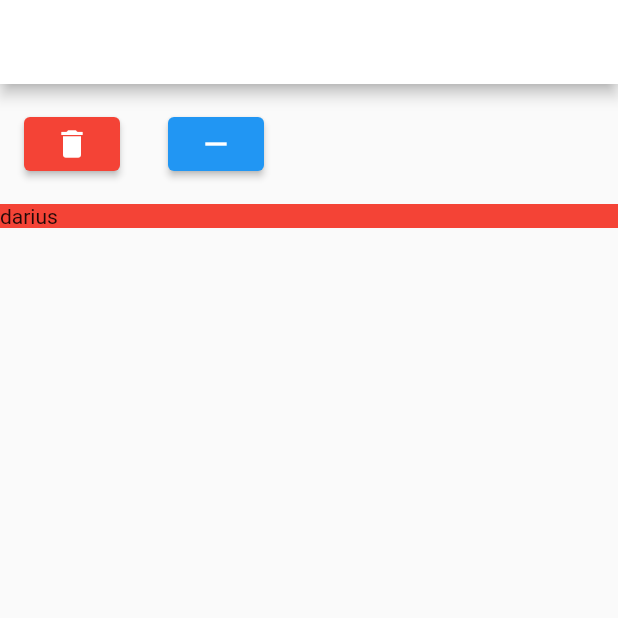
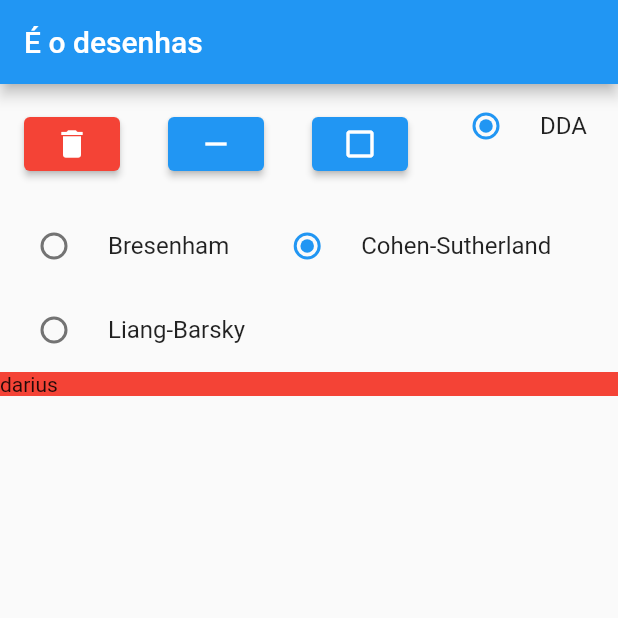
Before and after one commit to Saimom000/TP1_Paint, a Flutter app: the screen it shows after launch, after a tap on the "remove" icon, on a phone screen of 412 x 824 dp, the top half of it. Run offline on Flutter 3.47's test engine with Material 2 defaults, Android fonts, the phone set to English and light mode, and no system bars.

Commit message:
Rasterizacao

```diff
--- a/lib/main.dart
+++ b/lib/main.dart
@@ -1,6 +1,8 @@
-import 'dart:ui';
+import 'dart:ui' show Canvas, Clip, Offset, Paint, PointMode, Size;
 
+import 'package:flutter/gestures.dart';
 import 'package:flutter/material.dart';
+import 'package:flutter/services.dart';
 
 void main() {
   runApp(const MyApp());
@@ -12,45 +14,30 @@ class MyApp extends StatelessWidget {
   // This widget is the root of your application.
   @override
   Widget build(BuildContext context) {
-    return MaterialApp(
-      title: 'Retinhas',
-      theme: ThemeData(
-          // This is the theme of your application.
-          //
-          // TRY THIS: Try running your application with "flutter run". You'll see
-          // the application has a blue toolbar. Then, without quitting the app,
-          // try changing the seedColor in the colorScheme below to Colors.green
-          // and then invoke "hot reload" (save your changes or press the "hot
-          // reload" button in a Flutter-supported IDE, or press "r" if you used
-          // the command line to start the app).
-          //
-          // Notice that the counter didn't reset back to zero; the application
-          // state is not lost during the reload. To reset the state, use hot
-          // restart instead.
-          //
-          // This works for code too, not just values: Most code changes can be
-          // tested with just a hot reload.
-          // colorScheme: ColorScheme.fromSeed(seedColor: Colors.deepPurple),
-          // useMaterial3: true,
-          ),
-      home: const MyHomePage(title: 'Desenhos'),
+    return const MaterialApp(
+      debugShowCheckedModeBanner: false,
+      title: 'É o desenhas',
+      // theme: ThemeData(
+      //     colorScheme: ColorScheme.fromSwatch(primarySwatch: Colors.red)),
+      home: MyHomePage(),
     );
   }
 }
 
+enum Rasterizacao {
+  dda,
+  bresenham,
+}
+
+enum Recorte {
+  sohenSutherland,
+  liangBarsky,
+}
+
+/////////////////////////
+
 class MyHomePage extends StatefulWidget {
-  const MyHomePage({super.key, required this.title});
-
-  // This widget is the home page of your application. It is stateful, meaning
-  // that it has a State object (defined below) that contains fields that affect
-  // how it looks.
-
-  // This class is the configuration for the state. It holds the values (in this
-  // case the title) provided by the parent (in this case the App widget) and
-  // used by the build method of the State. Fields in a Widget subclass are
-  // always marked "final".
-
-  final String title;
+  const MyHomePage({super.key});
 
   @override
   State<MyHomePage> createState() => _MyHomePageState();
@@ -60,11 +47,18 @@ class _MyHomePageState extends State<MyHomePage> {
   Objeto? _objetoAtual;
 
   final todosObjetos = <Objeto>[];
+  var scale = 60.0;
+  var rastAlg = false;
+  var recoAlg = false;
+  var fechar = false;
 
-  void _handleTap(TapUpDetails details) {
+  var _rasterizacao = Rasterizacao.dda;
+  var _recorte = Recorte.sohenSutherland;
+
+  void _botaoLinha(TapUpDetails details) {
     setState(() {
       if (_objetoAtual == null) {
-        _objetoAtual = Objeto();
+        _objetoAtual = Objeto(fechar);
         todosObjetos.add(_objetoAtual!);
       }
       _objetoAtual?.points.add(details.localPosition);
@@ -80,6 +74,30 @@ class _MyHomePageState extends State<MyHomePage> {
   void _limparObjetoAtual() {
     setState(() {
       _objetoAtual = null;
+      fechar = false;
+    });
+  }
+
+  void _limparObjetoAtualFechar() {
+    setState(() {
+      _objetoAtual = null;
+      fechar = true;
+    });
+  }
+
+  void _mudarEscala(int i) {
+    setState(() {
+      scale += i;
+    });
+  }
+
+  void _mover(double x, double y) {
+    setState(() {
+      for (var objeto in todosObjetos) {
+        for (var p = 0; p < objeto.points.length; p++) {
+          objeto.points[p] = objeto.points[p].translate(x, y);
+        }
+      }
     });
   }
 
@@ -87,71 +105,146 @@ class _MyHomePageState extends State<MyHomePage> {
   Widget build(BuildContext context) {
     return Scaffold(
       appBar: AppBar(
-        backgroundColor: Theme.of(context).colorScheme.inversePrimary,
-        title: Text(widget.title),
+        // backgroundColor: Theme.of(context).colorScheme.inversePrimary,
+        title: const Text('É o desenhas'),
+        // titleSpacing: ,
       ),
-      body: Column(
+      body: CallbackShortcuts(
+        bindings: <ShortcutActivator, VoidCallback>{
+          const SingleActivator(LogicalKeyboardKey.arrowLeft): () {
+            _mover(-1, 0);
+          },
+          const SingleActivator(LogicalKeyboardKey.arrowRight): () {
+            _mover(1.0, 0);
+          },
+          const SingleActivator(LogicalKeyboardKey.arrowUp): () {
+            _mover(0, 1);
+          },
+          const SingleActivator(LogicalKeyboardKey.arrowDown): () {
+            _mover(0, -1);
+          },
+        },
+        child: Listener(
+          behavior: HitTestBehavior.translucent, //talvez
+          onPointerSignal: (pointerSignal) {
+            if (pointerSignal is PointerScrollEvent) {
+              if (pointerSignal.scrollDelta.dy > 0) {
+                _mudarEscala(-2);
+              } else if (pointerSignal.scrollDelta.dy < 0) {
+                _mudarEscala(2);
+              }
+            }
+          },
+          child: Focus(
+            autofocus: true,
+            child: Column(
               crossAxisAlignment: CrossAxisAlignment.stretch,
               children: [
-          Row(
+                Wrap(
                   children: [
                     // IconButton(onPressed: () {}, icon: Icon(Icons.abc)),
                     Padding(
-                padding: EdgeInsets.all(16),
+                      padding: const EdgeInsets.all(16),
                       child: ElevatedButton(
-                  style: ElevatedButton.styleFrom(backgroundColor: Colors.red),
+                        style: ElevatedButton.styleFrom(
+                            backgroundColor: Colors.red),
                         onPressed: _limparTodosObjetos,
-                  child: Icon(Icons.delete),
+                        child: const Icon(Icons.delete),
                         // label: Text('asdasd'),
                       ),
                     ),
                     Padding(
-                padding: EdgeInsets.all(16),
+                      padding: const EdgeInsets.all(16),
                       child: ElevatedButton(
                         onPressed: _limparObjetoAtual,
-                  child: Icon(Icons.remove),
+                        child: const Icon(Icons.remove),
                         // label: Text('asdasd'),
                       ),
                     ),
-              // Padding(
-              //   padding: EdgeInsets.all(16),
-              //   child: TextButton(
-              //     onPressed: () {},
-              //     child: Text('asdasd'),
-              //   ),
-              // ),
-              // Padding(
-              //   padding: EdgeInsets.all(16),
-              //   child: OutlinedButton(
-              //     onPressed: () {},
-              //     child: Text('asdasd'),
-              //   ),
-              // ),
+                    Padding(
+                      padding: const EdgeInsets.all(16),
+                      child: ElevatedButton(
+                        onPressed: _limparObjetoAtualFechar,
+                        child: const Icon(Icons.check_box_outline_blank),
+                        // label: Text('asdasd'),
+                      ),
+                    ),
+                    IntrinsicWidth(
+                      child: RadioListTile(
+                        title: const Text('DDA'),
+                        value: Rasterizacao.dda,
+                        groupValue: _rasterizacao,
+                        onChanged: (value) {
+                          setState(() {
+                            _rasterizacao = value!;
+                          });
+                        },
+                      ),
+                    ),
+                    IntrinsicWidth(
+                      child: RadioListTile(
+                        title: const Text('Bresenham'),
+                        value: Rasterizacao.bresenham,
+                        groupValue: _rasterizacao,
+                        onChanged: (value) {
+                          setState(() {
+                            _rasterizacao = value!;
+                          });
+                        },
+                      ),
+                    ),
+                    IntrinsicWidth(
+                      child: RadioListTile(
+                        title: const Text('Cohen-Sutherland'),
+                        value: Recorte.sohenSutherland,
+                        groupValue: _recorte,
+                        onChanged: (value) {
+                          setState(() {
+                            _recorte = value!;
+                          });
+                        },
+                      ),
+                    ),
+                    IntrinsicWidth(
+                      child: RadioListTile(
+                        title: const Text('Liang-Barsky'),
+                        value: Recorte.liangBarsky,
+                        groupValue: _recorte,
+                        onChanged: (value) {
+                          setState(() {
+                            _recorte = value!;
+                          });
+                        },
+                      ),
+                    ),
                   ],
                 ),
                 Container(
-            // botao
-            child: Text('darius'),
                   color: Colors.red,
+                  child: const Text('darius'),
                 ),
                 Expanded(
                   child: Container(
                     clipBehavior: Clip.antiAlias,
-              decoration: BoxDecoration(),
+                    decoration: const BoxDecoration(),
                     child: Transform.scale(
                       alignment: Alignment.topLeft,
-                origin: Offset(-.5, -.5),
-                scale: 80,
+                      origin: const Offset(-.5, -.5),
+                      scale: scale,
                       child: GestureDetector(
-                  onTapUp: _handleTap,
+                        onTapUp: _botaoLinha,
                         child: CustomPaint(
-                    painter: MyPainter(todosObjetos),
+                          painter:
+                              MyPainter(todosObjetos, rastAlg, _rasterizacao),
                         ),
                       ),
                     ),
                   ),
                 ),
               ],
+            ),
+          ),
+        ),
       ),
     );
   }
@@ -160,8 +253,10 @@ class _MyHomePageState extends State<MyHomePage> {
 class MyPainter extends CustomPainter {
   // final List<Offset> points;
   final List<Objeto> todosObjetos;
+  final bool rastAlg;
+  final Rasterizacao rasterizacao;
 
-  MyPainter(this.todosObjetos);
+  MyPainter(this.todosObjetos, this.rastAlg, this.rasterizacao);
 
   @override
   void paint(Canvas canvas, Size size) {
@@ -174,24 +269,13 @@ class MyPainter extends CustomPainter {
       ..strokeWidth = 3;
 
     // passa desenhando as reta
-
-    for (var objeto in todosObjetos) {
-      for (var i = 1; i < objeto.points.length; i++) {
-        var novosPontos =
-            _calcularRetaDDA(objeto.points[i - 1], objeto.points[i]);
-
-        for (var element in novosPontos) {
-          // canvas.drawCircle(element, 3.0, paint);
-
-          canvas.drawPoints(PointMode.points, [element], paint);
-        }
-      }
+    if (rasterizacao == Rasterizacao.dda) {
+      _objetosDDA(canvas, paint);
+    } else {
+      _objetosBresenham(canvas, paint);
     }
 
-    // dda || bresenham
-
-    // desenha uma bolota pra cada vértice
-
+    // Desenhar os pontos clicados
     for (var point in todosObjetos) {
       for (var element in point.points) {
         canvas.drawCircle(element, 0.2, b);
@@ -204,23 +288,65 @@ class MyPainter extends CustomPainter {
     return true;
   }
 
+  void _objetosDDA(Canvas canvas, Paint paint) {
+    for (var objeto in todosObjetos) {
+      for (var i = 1; i < objeto.points.length; i++) {
+        var novosPontos =
+            _calcularRetaDDA(objeto.points[i - 1], objeto.points[i]);
+
+        for (var element in novosPontos) {
+          canvas.drawPoints(PointMode.points, [element], paint);
+        }
+      }
+      if (objeto.fechar) {
+        var novosPontosFechar =
+            _calcularRetaDDA(objeto.points[0], objeto.points.last);
+
+        for (var element in novosPontosFechar) {
+          canvas.drawPoints(PointMode.points, [element], paint);
+        }
+      }
+    }
+  }
+
+  void _objetosBresenham(Canvas canvas, Paint paint) {
+    for (var objeto in todosObjetos) {
+      for (var i = 1; i < objeto.points.length; i++) {
+        var novosPontos =
+            _calcularRetaBresenham(objeto.points[i - 1], objeto.points[i]);
+
+        for (var element in novosPontos) {
+          canvas.drawPoints(PointMode.points, [element], paint);
+        }
+      }
+      if (objeto.fechar) {
+        var novosPontosFechar =
+            _calcularRetaBresenham(objeto.points[0], objeto.points.last);
+
+        for (var element in novosPontosFechar) {
+          canvas.drawPoints(PointMode.points, [element], paint);
+        }
+      }
+    }
+  }
+
   List<Offset> _calcularRetaDDA(Offset ponto1, Offset ponto2) {
     final offsets = <Offset>[];
 
-    final dx = ponto1.dx - ponto2.dx;
-    final dy = ponto1.dy - ponto2.dy;
+    var x = ponto1.dx.roundToDouble();
+    var y = ponto1.dy.roundToDouble();
+
+    final dx = ponto2.dx.roundToDouble() - x;
+    final dy = ponto2.dy.roundToDouble() - y;
 
     final passos = dx.abs() > dy.abs() ? dx.abs() : dy.abs();
 
     final xIncr = dx / passos;
     final yIncr = dy / passos;
 
-    var x = ponto2.dx;
-    var y = ponto2.dy;
+    offsets.add(Offset(x, y));
 
-    offsets.add(Offset(x.roundToDouble(), y.roundToDouble()));
-
-    for (var k = 0; k < passos; k++) {
+    for (var k = 0; k < passos.roundToDouble(); k++) {
       x += xIncr;
       y += yIncr;
       offsets.add(Offset(x.roundToDouble(), y.roundToDouble()));
@@ -228,8 +354,73 @@ class MyPainter extends CustomPainter {
 
     return offsets;
   }
+
+  List<Offset> _calcularRetaBresenham(Offset ponto1, Offset ponto2) {
+    final offsets = <Offset>[];
+
+    var x = ponto1.dx.roundToDouble();
+    var y = ponto1.dy.roundToDouble();
+
+    var dx = ponto2.dx.roundToDouble() - x;
+    var dy = ponto2.dy.roundToDouble() - y;
+
+    final xincr = dx > 0 ? 1 : -1;
+    final yincr = dy > 0 ? 1 : -1;
+
+    dx *= xincr;
+    dy *= yincr;
+
+    offsets.add(Offset(x, y));
+    if (dx > dy) {
+      var p = 2 * dy - dx, c1 = 2 * dy, c2 = 2 * (dy - dx);
+
+      for (var i = 0; i < dx; i++) {
+        x += xincr;
+        if (p < 0) {
+          p += c1;
+        } else {
+          p += c2;
+          y += yincr;
+        }
+        offsets.add(Offset(x, y));
+      }
+    } else {
+      var p = 2 * dx - dy, c1 = 2 * dx, c2 = 2 * (dx - dy);
+
+      for (var i = 0; i < dy; i++) {
+        y += yincr;
+        if (p < 0) {
+          p += c1;
+        } else {
+          p += c2;
+          x += xincr;
+        }
+        offsets.add(Offset(x, y));
+      }
+    }
+
+    // final passos = dx.abs() > dy.abs() ? dx.abs() : dy.abs();
+
+    // final xIncr = dx / passos;
+    // final yIncr = dy / passos;
+
+    // var x = ponto2.dx;
+    // var y = ponto2.dy;
+
+    // offsets.add(Offset(x.roundToDouble(), y.roundToDouble()));
+
+    // for (var k = 0; k < passos; k++) {
+    //   x += xIncr;
+    //   y += yIncr;
+    //   offsets.add(Offset(x.roundToDouble(), y.roundToDouble()));
+    // }
+
+    return offsets;
+  }
 }
 
 class Objeto {
   final List<Offset> points = [];
+  var fechar = false;
+  Objeto(this.fechar);
 }
```
Also changed, not shown: 1 other file. Lines whose indentation alone changed are shown as unchanged.
